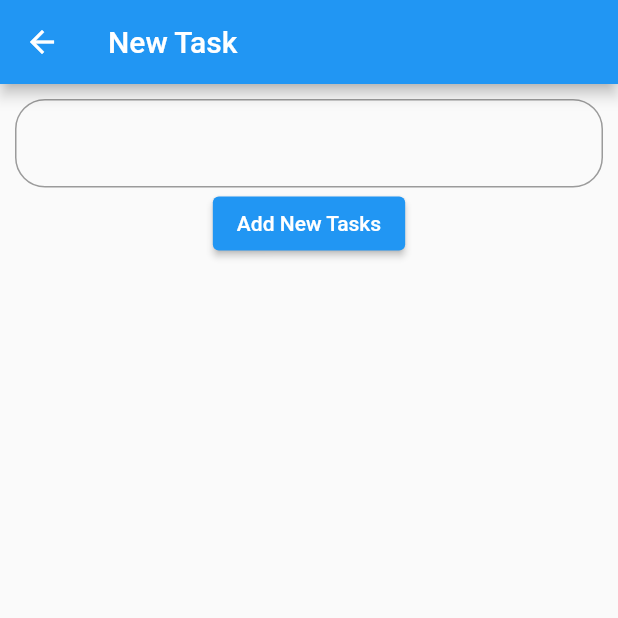
After one commit to Mohamadimad28/todoapp, a Flutter app: the AddNewTasks screen opened directly, after a tap on "Add New Tasks", on a phone screen of 412 x 824 dp, the top half of it. The commit adds this screen. Run offline on Flutter 3.47's test engine with Material 2 defaults, Android fonts, the phone set to English and light mode, and no system bars; missing offline and left inert: dart:ffi.

Commit message:
provider

```diff
--- a/lib/providers/todo_provider.dart
+++ b/lib/providers/todo_provider.dart
@@ -1,13 +1,29 @@
 import 'package:flutter/material.dart';
 import 'package:todoapp/models/task_model.dart';
 
-class TodoProvider extends ChangeNotifier{
+class TodoProvider extends ChangeNotifier {
   String appName = 'Todo App';
   List<TaskModel> task = [
-    TaskModel('Go to iug', true),
-    TaskModel('eating launch ', false),
-    TaskModel('praying duhur', true),
-    TaskModel('watching tv', false),
-    TaskModel('praying fajer', true),
+    // TaskModel('Go to iug', true),
+    // TaskModel('eating launch ', false),
+    // TaskModel('praying duhur', true),
+    // TaskModel('watching tv', false),
+    // TaskModel('praying fajer', true),
   ];
+
+  addNewTask(String taskTitle) {
+    TaskModel taskModel = TaskModel(taskTitle, false);
+    task.add(taskModel);
+    notifyListeners();
+  }
+
+  deleteFromTasks(TaskModel taskModel) {
+    task.remove(taskModel);
+    notifyListeners();
+  }
+
+  updateTask(TaskModel taskModel) {
+    taskModel.isComplete = !taskModel.isComplete;
+    notifyListeners();
+  }
 }
--- a/lib/screens/all_task_screen.dart
+++ b/lib/screens/all_task_screen.dart
@@ -4,16 +4,16 @@ import 'package:todoapp/providers/todo_provider.dart';
 import 'package:todoapp/widgets/task_widget.dart';
 
 class AllTaskScreen extends StatelessWidget {
-  Function function1;
+  // Function function1;
 
-  AllTaskScreen(this.function1);
+  AllTaskScreen();
 
   @override
   Widget build(BuildContext context) {
     return ListView.builder(
         itemCount: Provider.of<TodoProvider>(context).task.length,
         itemBuilder: (context, index) {
-          return TaskWidget(Provider.of<TodoProvider>(context).task[index], function1);
+          return TaskWidget(Provider.of<TodoProvider>(context).task[index]);
         });
   }
 }
--- /dev/null
+++ b/lib/screens/new_task_screen.dart
@@ -0,0 +1,44 @@
+import 'dart:ffi';
+
+import 'package:flutter/material.dart';
+import 'package:provider/provider.dart';
+import 'package:todoapp/providers/todo_provider.dart';
+
+class AddNewTasks extends StatelessWidget {
+  const AddNewTasks({Key? key}) : super(key: key);
+
+  @override
+  Widget build(BuildContext context) {
+    String cont = '';
+    return Scaffold(
+      appBar: AppBar(
+        title: Text('New Task'),
+      ),
+      body: Padding(
+        padding: const EdgeInsets.all(10.0),
+        child: Column(
+          children: [
+            TextField(
+              onChanged: (value) {
+                cont = value;
+              },
+              keyboardType: TextInputType.text,
+              decoration: InputDecoration(
+                  border: OutlineInputBorder(
+                borderRadius: BorderRadius.circular(20),
+              )),
+            ),
+            ElevatedButton(
+                onPressed: () {
+                  Provider.of<TodoProvider>(context, listen: false)
+                      .addNewTask(cont);
+                  // Navigator.of(context).pop();
+
+                },
+                child: Text('Add New Tasks')),
+          ],
+        ),
+      ),
+    );
+  }
+}
--- a/lib/widgets/task_widget.dart
+++ b/lib/widgets/task_widget.dart
@@ -1,11 +1,14 @@
 import 'package:flutter/material.dart';
+import 'package:provider/provider.dart';
 import 'package:todoapp/models/task_model.dart';
+import 'package:todoapp/providers/todo_provider.dart';
 
 class TaskWidget extends StatelessWidget {
   TaskModel task;
-  Function function;
 
-  TaskWidget(this.task, this.function, {Key? key}) : super(key: key);
+  // Function function;
+
+  TaskWidget(this.task, {Key? key}) : super(key: key);
 
   @override
   Widget build(BuildContext context) {
@@ -18,6 +21,15 @@ class TaskWidget extends StatelessWidget {
         borderRadius: BorderRadius.circular(10),
         color: task.isComplete ? Colors.blue : Colors.red,
       ),
+      child: Row(
+        children: [
+          IconButton(
+              onPressed: () {
+                Provider.of<TodoProvider>(context, listen: false)
+                    .deleteFromTasks(task);
+              },
+              icon: Icon(Icons.delete)),
+          Expanded(
             child: CheckboxListTile(
               title: Text(
                 task.title,
@@ -29,8 +41,13 @@ class TaskWidget extends StatelessWidget {
               activeColor: Colors.black,
               value: task.isComplete,
               onChanged: (v) {
-          function(task);
+                // function(task);
+                Provider.of<TodoProvider>(context, listen: false)
+                    .updateTask(task);
               },
+            ),
+          ),
+        ],
       ),
     );
   }
```
Also changed, not shown: lib/screens/complete_tasl_screen.dart (+3 -4 lines), lib/screens/incomplete_task_screen.dart (+3 -4 lines), lib/screens/main_screen.dart (+17 -13 lines). Lines whose indentation alone changed are shown as unchanged.
